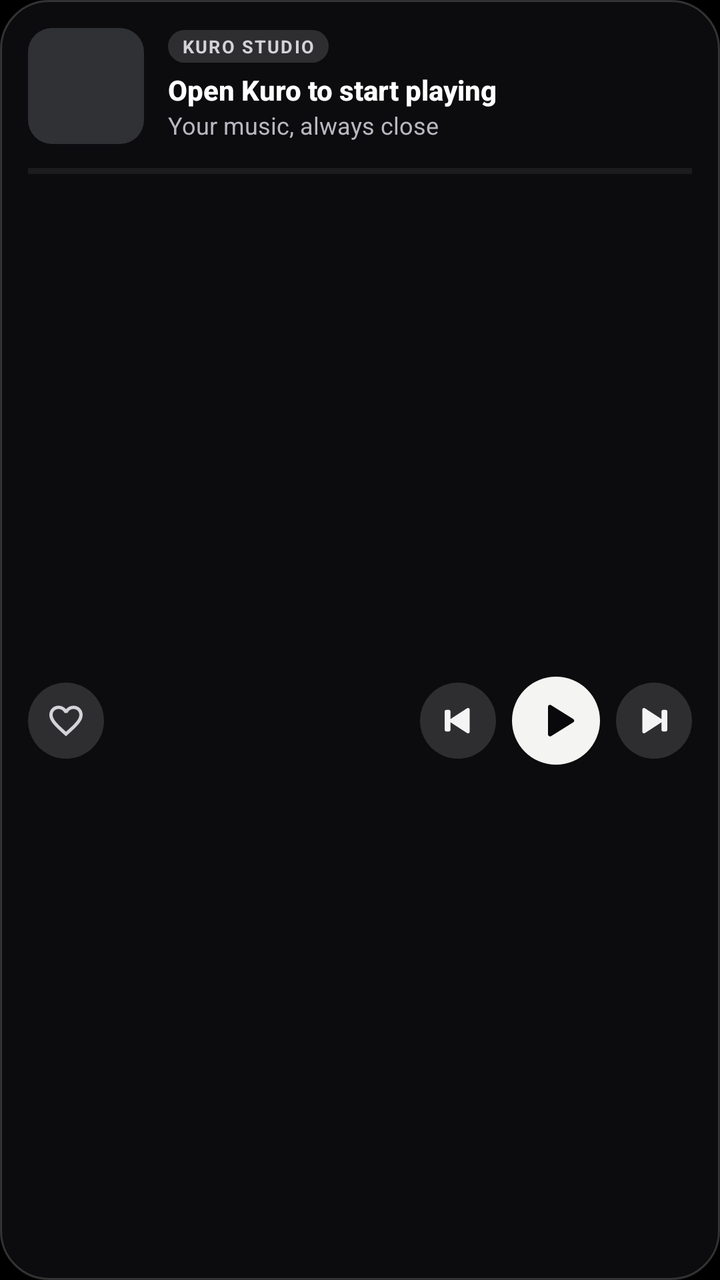
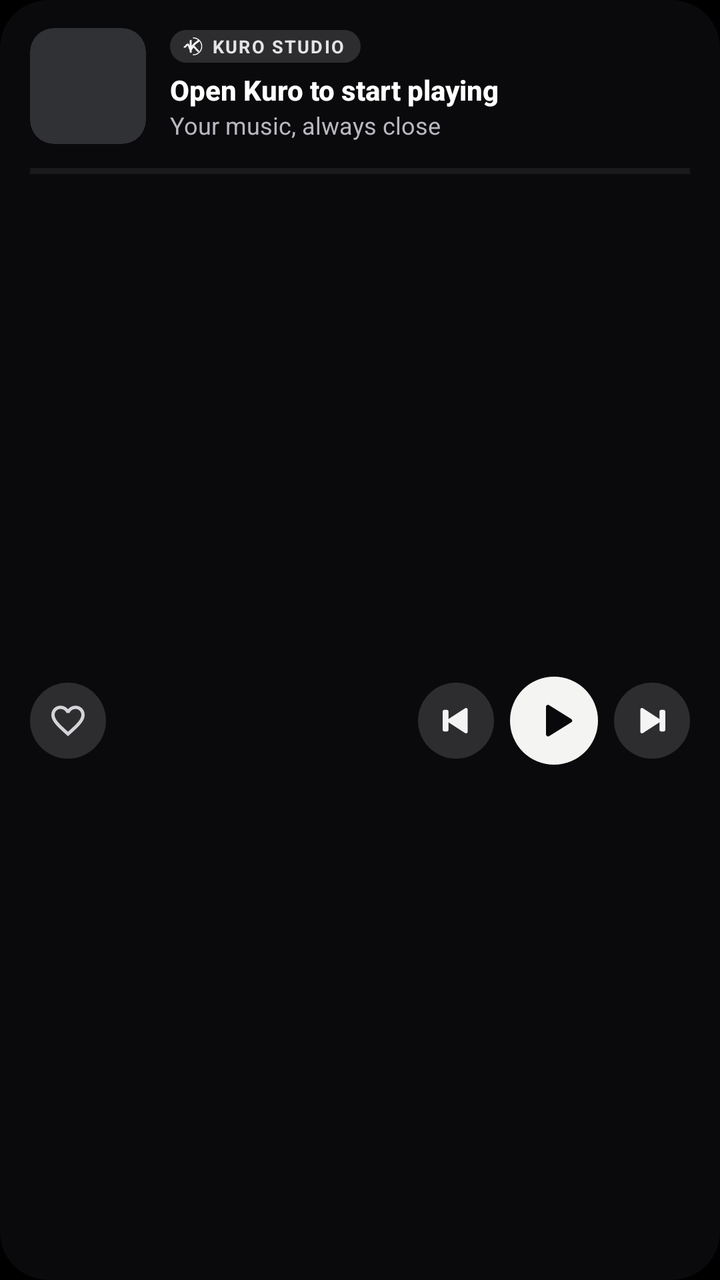

The first picture is an Android layout as it rendered before a commit; the second is the same layout after the commit. The layout source and the unified diff follow.
<!-- AndroidManifest.xml: application theme Theme.Kuro -->
<!-- res/layout/widget_kuro_square.xml -->
<FrameLayout xmlns:android="http://schemas.android.com/apk/res/android"
    android:id="@+id/widget_root"
    android:layout_width="match_parent"
    android:layout_height="match_parent"
    android:background="@drawable/widget_background">

    <ImageView
        android:id="@+id/widget_bg_art"
        android:layout_width="match_parent"
        android:layout_height="match_parent"
        android:importantForAccessibility="no"
        android:scaleType="fitXY" />

    <LinearLayout
        android:layout_width="match_parent"
        android:layout_height="match_parent"
        android:orientation="vertical"
        android:padding="14dp">

        <LinearLayout
            android:layout_width="match_parent"
            android:layout_height="wrap_content"
            android:gravity="center_vertical"
            android:orientation="horizontal">

            <ImageView
                android:id="@+id/widget_art"
                android:layout_width="58dp"
                android:layout_height="58dp"
                android:background="@drawable/widget_art_background"
                android:contentDescription="@string/widget_artwork_desc"
                android:scaleType="centerCrop" />

            <LinearLayout
                android:layout_width="0dp"
                android:layout_height="wrap_content"
                android:layout_marginStart="12dp"
                android:layout_weight="1"
                android:orientation="vertical">

                <TextView
                    android:layout_width="wrap_content"
                    android:layout_height="wrap_content"
                    android:background="@drawable/widget_chip_background"
                    android:letterSpacing="0.08"
                    android:paddingStart="7dp"
                    android:paddingTop="2dp"
                    android:paddingEnd="7dp"
                    android:paddingBottom="2dp"
                    android:text="KURO STUDIO"
                    android:textColor="#D4D4D8"
                    android:textSize="9sp"
                    android:textStyle="bold" />

                <TextView
                    android:id="@+id/widget_title"
                    android:layout_width="match_parent"
                    android:layout_height="wrap_content"
                    android:layout_marginTop="4dp"
                    android:ellipsize="end"
                    android:fontFamily="sans-serif-medium"
                    android:maxLines="1"
                    android:text="@string/widget_placeholder_title"
                    android:textColor="#FFFFFF"
                    android:textSize="14sp"
                    android:textStyle="bold" />

                <TextView
                    android:id="@+id/widget_artist"
                    android:layout_width="match_parent"
                    android:layout_height="wrap_content"
                    android:ellipsize="end"
                    android:maxLines="1"
                    android:text="@string/widget_placeholder_artist"
                    android:textColor="#B8B8C0"
                    android:textSize="12sp" />
            </LinearLayout>
        </LinearLayout>

        <ProgressBar
            android:id="@+id/widget_progress"
            style="?android:attr/progressBarStyleHorizontal"
            android:layout_width="match_parent"
            android:layout_height="3dp"
            android:layout_marginTop="12dp"
            android:indeterminate="false"
            android:max="1000"
            android:progress="0"
            android:progressBackgroundTint="#38FFFFFF"
            android:progressTint="#FFFFFF" />

        <LinearLayout
            android:layout_width="match_parent"
            android:layout_height="0dp"
            android:layout_marginTop="8dp"
            android:layout_weight="1"
            android:gravity="center_vertical"
            android:orientation="horizontal">

            <ImageView
                android:id="@+id/widget_favorite"
                android:layout_width="38dp"
                android:layout_height="38dp"
                android:background="@drawable/widget_chip_background"
                android:contentDescription="@string/widget_favorite_desc"
                android:padding="9dp"
                android:scaleType="centerInside"
                android:src="@drawable/ic_widget_heart_outline" />

            <TextView
                android:layout_width="0dp"
                android:layout_height="1dp"
                android:layout_weight="1" />

            <ImageView
                android:id="@+id/widget_previous"
                android:layout_width="38dp"
                android:layout_height="38dp"
                android:background="@drawable/widget_chip_background"
                android:contentDescription="@string/widget_previous_desc"
                android:padding="9dp"
                android:scaleType="centerInside"
                android:src="@drawable/ic_kuro_rewind"
                android:tint="#F4F4F5" />

            <ImageView
                android:id="@+id/widget_play"
                android:layout_width="44dp"
                android:layout_height="44dp"
                android:layout_marginStart="8dp"
                android:layout_marginEnd="8dp"
                android:background="@drawable/widget_play_background"
                android:contentDescription="@string/widget_play_desc"
                android:padding="10dp"
                android:scaleType="centerInside"
                android:src="@drawable/ic_kuro_play"
                android:tint="#09090B" />

            <ImageView
                android:id="@+id/widget_next"
                android:layout_width="38dp"
                android:layout_height="38dp"
                android:background="@drawable/widget_chip_background"
                android:contentDescription="@string/widget_next_desc"
                android:padding="9dp"
                android:scaleType="centerInside"
                android:src="@drawable/ic_kuro_fast_forward"
                android:tint="#F4F4F5" />
        </LinearLayout>
    </LinearLayout>
</FrameLayout>
<!-- resources referenced by this layout -->
<resources>
  <!-- drawable ic_kuro_play (drawable) -->
  <vector xmlns:android="http://schemas.android.com/apk/res/android"
      android:width="24dp"
      android:height="24dp"
      android:viewportWidth="24"
      android:viewportHeight="24">
      <path
          android:fillColor="#FFFFFFFF"
          android:pathData="M8,5.14v13.72c0,0.79 0.86,1.28 1.54,0.87l11.08,-6.86c0.67,-0.41 0.67,-1.33 0,-1.74L9.54,4.27C8.86,3.86 8,4.35 8,5.14z"/>
  </vector>
  <!-- drawable widget_art_background (drawable) -->
  <shape xmlns:android="http://schemas.android.com/apk/res/android" android:shape="rectangle">
      <solid android:color="#303135" />
      <corners android:radius="12dp" />
  </shape>
  <!-- drawable widget_background (drawable) -->
  <shape xmlns:android="http://schemas.android.com/apk/res/android" android:shape="rectangle">
      <solid android:color="#F20D0D10" />
      <corners android:radius="24dp" />
      <stroke android:width="1dp" android:color="#2EFFFFFF" />
  </shape>
  <!-- drawable widget_chip_background (drawable) -->
  <shape xmlns:android="http://schemas.android.com/apk/res/android" android:shape="rectangle">
      <solid android:color="#24FFFFFF" />
      <corners android:radius="999dp" />
  </shape>
  <!-- drawable widget_play_background (drawable) -->
  <shape xmlns:android="http://schemas.android.com/apk/res/android" android:shape="oval">
      <solid android:color="#F4F4F2" />
  </shape>
  <string name="widget_artwork_desc">Album artwork</string>
  <string name="widget_favorite_desc">Favorite track</string>
  <string name="widget_next_desc">Next track</string>
  <string name="widget_placeholder_artist">Your music, always close</string>
  <string name="widget_placeholder_title">Open Kuro to start playing</string>
  <string name="widget_play_desc">Play or pause</string>
  <string name="widget_previous_desc">Previous track</string>
  <style name="Theme.Kuro" parent="android:Theme.Material.NoActionBar">
          <item name="android:statusBarColor">@color/black</item>
          <item name="android:navigationBarColor">@color/black</item>
          <item name="android:windowBackground">@color/black</item>
      </style>
  <color name="black">#FF000000</color>
  <!-- unchanged entries left out for length: 3 -->
</resources>

<!-- the commit's change to res/layout/widget_kuro_square.xml (unified diff, before → after) -->
@@ -1,8 +1,11 @@
 <FrameLayout xmlns:android="http://schemas.android.com/apk/res/android"
+    xmlns:tools="http://schemas.android.com/tools"
     android:id="@+id/widget_root"
     android:layout_width="match_parent"
     android:layout_height="match_parent"
-    android:background="@drawable/widget_background">
+    android:background="@drawable/widget_background"
+    android:clipToOutline="true"
+    tools:targetApi="s">
 
     <ImageView
         android:id="@+id/widget_bg_art"
@@ -15,7 +18,10 @@
         android:layout_width="match_parent"
         android:layout_height="match_parent"
         android:orientation="vertical"
-        android:padding="14dp">
+        android:paddingStart="15dp"
+        android:paddingTop="14dp"
+        android:paddingEnd="15dp"
+        android:paddingBottom="14dp">
 
         <LinearLayout
             android:layout_width="match_parent"
@@ -28,8 +34,10 @@
                 android:layout_width="58dp"
                 android:layout_height="58dp"
                 android:background="@drawable/widget_art_background"
+                android:clipToOutline="true"
                 android:contentDescription="@string/widget_artwork_desc"
-                android:scaleType="centerCrop" />
+                android:scaleType="centerCrop"
+                tools:targetApi="s" />
 
             <LinearLayout
                 android:layout_width="0dp"
@@ -38,19 +46,35 @@
                 android:layout_weight="1"
                 android:orientation="vertical">
 
-                <TextView
+                <LinearLayout
                     android:layout_width="wrap_content"
                     android:layout_height="wrap_content"
                     android:background="@drawable/widget_chip_background"
-                    android:letterSpacing="0.08"
-                    android:paddingStart="7dp"
+                    android:gravity="center_vertical"
+                    android:orientation="horizontal"
+                    android:paddingStart="6dp"
                     android:paddingTop="2dp"
-                    android:paddingEnd="7dp"
-                    android:paddingBottom="2dp"
-                    android:text="KURO STUDIO"
-                    android:textColor="#D4D4D8"
-                    android:textSize="9sp"
-                    android:textStyle="bold" />
+                    android:paddingEnd="8dp"
+                    android:paddingBottom="2dp">
+
+                    <ImageView
+                        android:layout_width="11dp"
+                        android:layout_height="11dp"
+                        android:importantForAccessibility="no"
+                        android:scaleType="fitCenter"
+                        android:src="@drawable/ic_notification"
+                        android:tint="#F4F4F5" />
+
+                    <TextView
+                        android:layout_width="wrap_content"
+                        android:layout_height="wrap_content"
+                        android:layout_marginStart="4dp"
+                        android:letterSpacing="0.08"
+                        android:text="KURO STUDIO"
+                        android:textColor="#E4E4E7"
+                        android:textSize="9sp"
+                        android:textStyle="bold" />
+                </LinearLayout>
 
                 <TextView
                     android:id="@+id/widget_title"
<!-- resource entries referenced after the edit -->
@@ -10,6 +10,41 @@
           android:fillColor="#FFFFFFFF"
           android:pathData="M8,5.14v13.72c0,0.79 0.86,1.28 1.54,0.87l11.08,-6.86c0.67,-0.41 0.67,-1.33 0,-1.74L9.54,4.27C8.86,3.86 8,4.35 8,5.14z"/>
   </vector>
+  <!-- drawable ic_notification (drawable) -->
+  <?xml version="1.0" encoding="utf-8"?>
+  <vector xmlns:android="http://schemas.android.com/apk/res/android"
+      android:width="24dp"
+      android:height="24dp"
+      android:viewportWidth="68"
+      android:viewportHeight="68">
+      <group
+          android:translateX="-21"
+          android:translateY="-20">
+          <path
+              android:fillColor="#00000000"
+              android:strokeColor="#FFFFFFFF"
+              android:strokeWidth="3.2"
+              android:strokeLineCap="round"
+              android:pathData="M56,28 A26,26 0 0,1 56,80" />
+          <path
+              android:fillColor="#00000000"
+              android:strokeColor="#FFFFFFFF"
+              android:strokeWidth="5.8"
+              android:strokeLineCap="round"
+              android:strokeLineJoin="round"
+              android:pathData="M29,56 C33,56 35,48 39,48 C43,48 44,64 48,64 C51,64 53,54 57,54 L71,69" />
+          <path
+              android:fillColor="#00000000"
+              android:strokeColor="#FFFFFFFF"
+              android:strokeWidth="6.2"
+              android:strokeLineCap="round"
+              android:strokeLineJoin="round"
+              android:pathData="M48,37 C48,47 48,61 48,71 M52,55 C57,49 63,43 71,38" />
+          <path
+              android:fillColor="#FFFFFFFF"
+              android:pathData="M71,38 m-3.0,0 a3.0,3.0 0 1,0 6.0,0 a3.0,3.0 0 1,0 -6.0,0" />
+      </group>
+  </vector>
   <!-- drawable widget_art_background (drawable) -->
   <shape xmlns:android="http://schemas.android.com/apk/res/android" android:shape="rectangle">
       <solid android:color="#303135" />
@@ -17,9 +52,8 @@
   </shape>
   <!-- drawable widget_background (drawable) -->
   <shape xmlns:android="http://schemas.android.com/apk/res/android" android:shape="rectangle">
-      <solid android:color="#F20D0D10" />
+      <solid android:color="#F40B0B0E" />
       <corners android:radius="24dp" />
-      <stroke android:width="1dp" android:color="#2EFFFFFF" />
   </shape>
   <!-- drawable widget_chip_background (drawable) -->
   <shape xmlns:android="http://schemas.android.com/apk/res/android" android:shape="rectangle">
